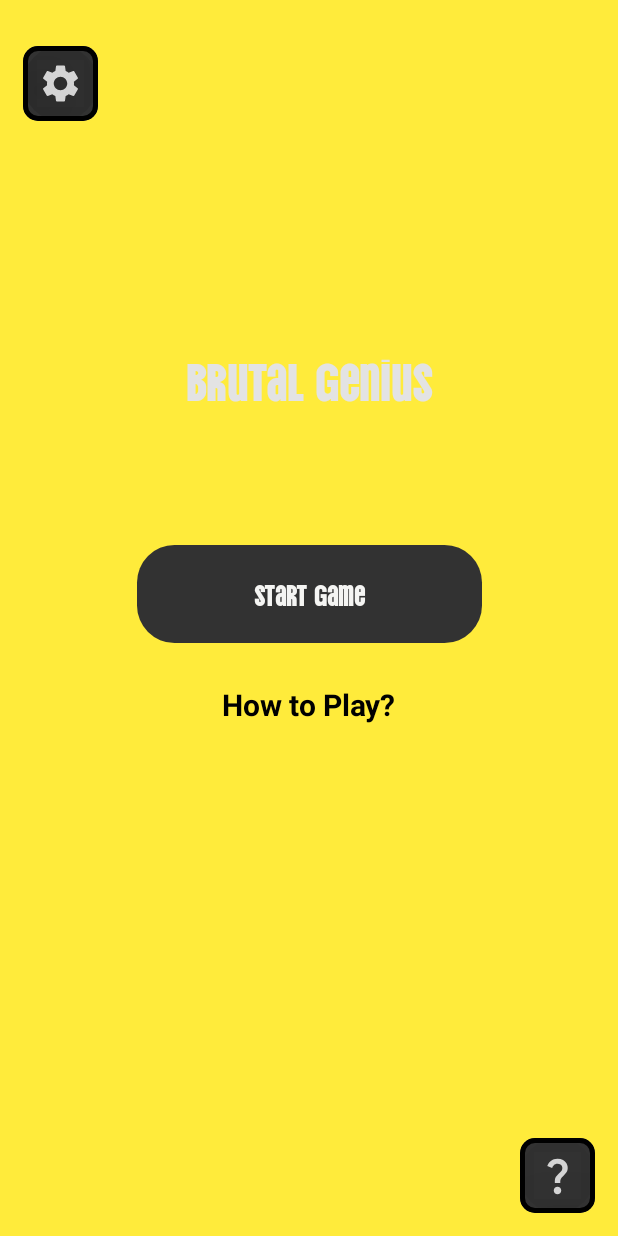
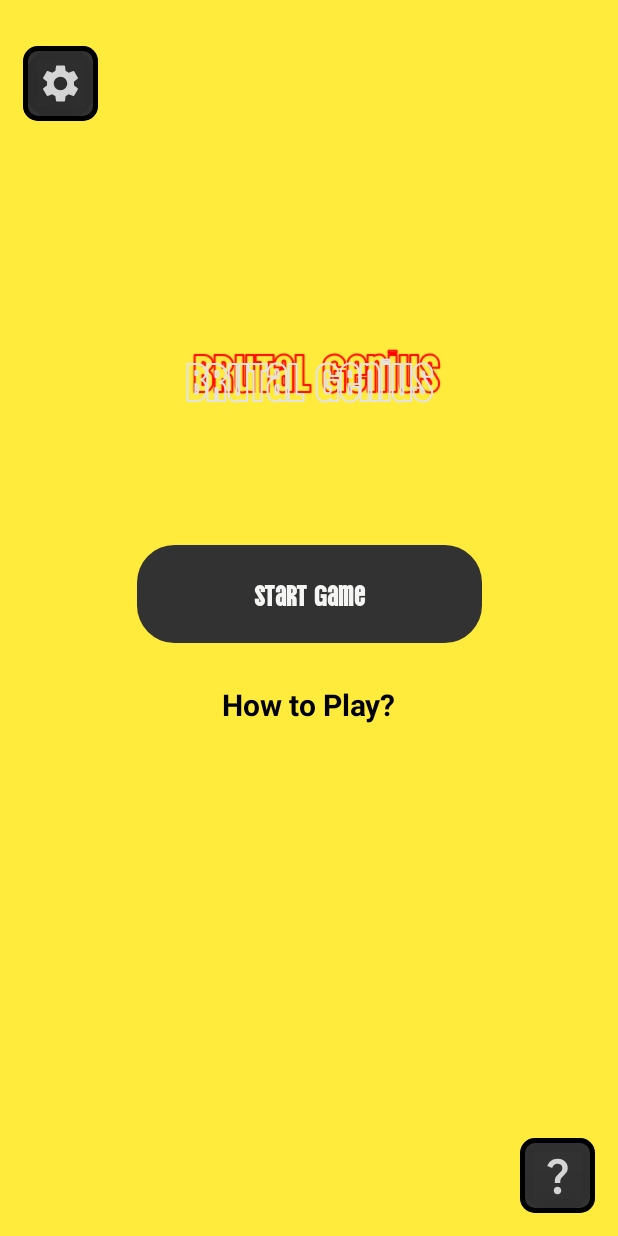
Before and after one commit to calebdan/BrutalGenius, an Android app built with Jetpack Compose: the screen it shows after launch (MainActivity), on a phone screen of 412 x 824 dp. Run offline under Robolectric (Android 15) with nearby library versions, the phone set to English and light mode, and no system bars.

Commit message:
Encountering an issue that does not allow me outline the text properly

```diff
--- a/app/src/main/java/co/danjuma/brutalgenius/components/AppComponents.kt
+++ b/app/src/main/java/co/danjuma/brutalgenius/components/AppComponents.kt
@@ -15,10 +15,17 @@ import androidx.compose.runtime.Composable
 import androidx.compose.ui.Modifier
 import androidx.compose.ui.draw.clip
 import androidx.compose.ui.draw.shadow
+import androidx.compose.ui.geometry.Offset
 import androidx.compose.ui.graphics.Color
 import androidx.compose.ui.graphics.RectangleShape
+import androidx.compose.ui.graphics.Shadow
+import androidx.compose.ui.graphics.StrokeJoin
+import androidx.compose.ui.graphics.drawscope.DrawStyle
+import androidx.compose.ui.graphics.drawscope.Stroke
 import androidx.compose.ui.res.painterResource
+import androidx.compose.ui.text.TextStyle
 import androidx.compose.ui.text.font.FontWeight
+import androidx.compose.ui.tooling.preview.Preview
 import androidx.compose.ui.unit.dp
 import androidx.compose.ui.unit.sp
 import co.danjuma.brutalgenius.ui.theme.GreyColor
@@ -28,19 +35,28 @@ import co.danjuma.brutalgenius.ui.theme.vinaSans
 
 @Composable
 fun HeaderText(text: String) {
-
+    val offset = Offset(7.0f, -9.0f)
 
     Text(
 
+
         text = text,
-        fontSize = 35.sp,
+
         fontFamily = vinaSans,
-        color = TextGrey
-      //  fontWeight = FontWeight.Bold
-
-
-
-        )
+        color = TextGrey,
+        style = TextStyle.Default.copy(
+            fontSize = 35.sp,
+            shadow = Shadow(
+                color = Color.Red,
+                offset = offset
+            ),
+            drawStyle = Stroke(
+                miter = 10f,
+                width = 2f,
+                join = StrokeJoin.Round
+            )
+        ),
+    )
 }
 
 @Composable
@@ -73,3 +89,9 @@ fun TopSectionApp() {
 
 
 }
+
+@Preview(showBackground = true)
+@Composable
+fun AppComponentsPreview() {
+    HeaderText(text = "Test")
+}
```
